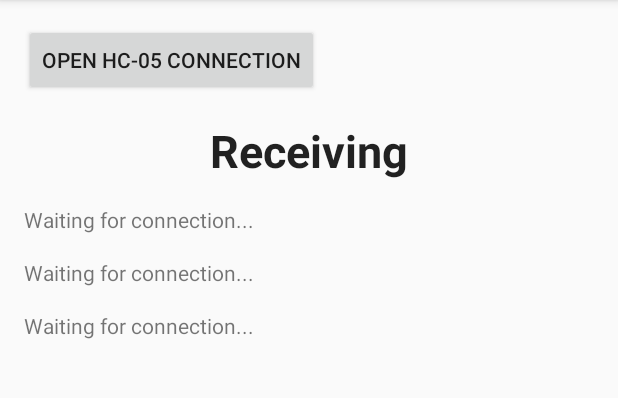
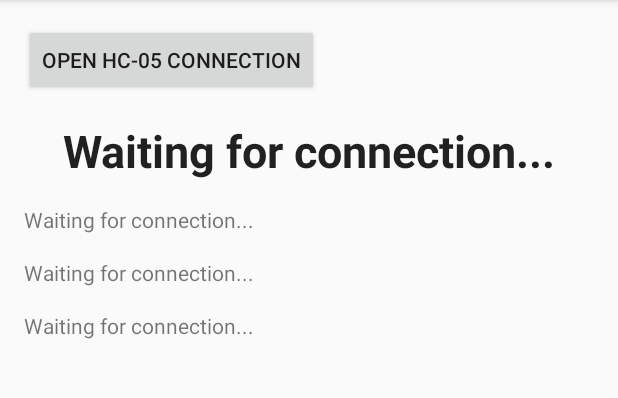
Before and after one commit to Daniel-Tee/Bluetooth-Serial-Comms-HC05, an Android app: the screen it shows after launch (MainActivity), on a phone screen of 412 x 824 dp, the part 84-482 px from its top. Run offline under Robolectric (Android 15) with nearby library versions, the phone set to English and light mode, and no system bars.

Commit message:
Minor edits

```diff
--- a/app/src/main/res/layout/activity_main.xml
+++ b/app/src/main/res/layout/activity_main.xml
@@ -23,7 +23,7 @@
         android:layout_marginStart="16dp"
         android:layout_marginTop="16dp"
         android:layout_marginEnd="16dp"
-        android:text="@string/textView_header"
+        android:text="@string/textView_waiting"
         android:textAppearance="@style/TextAppearance.AppCompat.Large"
         android:textSize="30sp"
         android:textStyle="bold"
--- a/app/src/main/res/values/strings.xml
+++ b/app/src/main/res/values/strings.xml
@@ -3,4 +3,7 @@
     <string name="button_open_connection">Open HC-05 Connection</string>
     <string name="textView_header">Receiving</string>
     <string name="textView_waiting">Waiting for connection...</string>
+    <string name="status_rcv">Status:</string>
+    <string name="rpm_rcv">"RPM: "</string>
+    <string name="speed_rcv">Speed:</string>
 </resources>
```
Also changed, not shown: app/src/main/java/com/eufs/bluetoothserialreceive1/MainActivity.java (+6 -4 lines).
